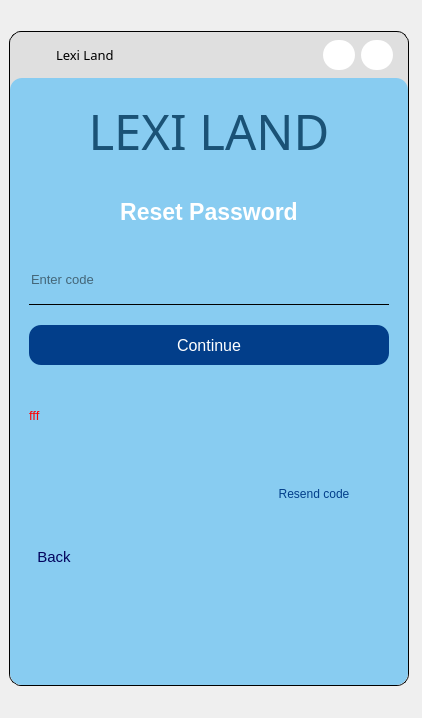
This is UI/forms/login_register.ui in yuukun123/LexiLand as Qt 5 draws it before an edit. The edited form follows.
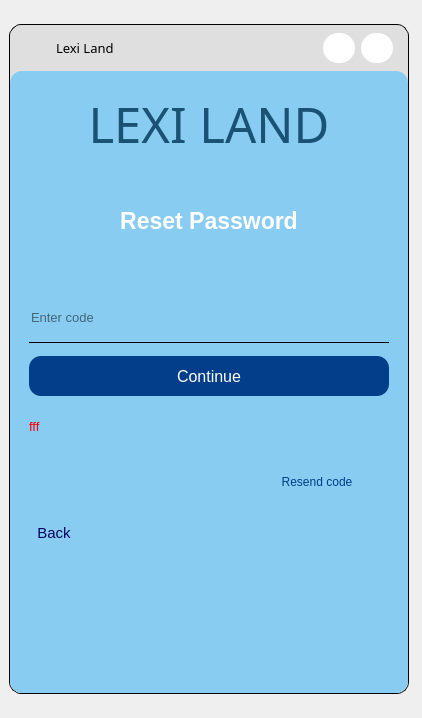
This is the edited form. The open tabs and pages were chosen to show the change. Icons and pictures are not drawn.

```diff
--- a/UI/forms/login_register.ui
+++ b/UI/forms/login_register.ui
@@ -26,7 +26,7 @@
       <property name="maximumSize">
        <size>
         <width>370</width>
-        <height>655</height>
+        <height>670</height>
        </size>
       </property>
       <property name="cursor">
@@ -1558,12 +1558,12 @@
                 <property name="maximumSize">
                  <size>
                   <width>16777215</width>
-                  <height>332</height>
+                  <height>300</height>
                  </size>
                 </property>
                 <layout class="QVBoxLayout" name="verticalLayout_18">
                  <property name="spacing">
-                  <number>20</number>
+                  <number>0</number>
                  </property>
                  <item>
                   <widget class="QLineEdit" name="enter_code">
@@ -1619,6 +1619,12 @@
                  </item>
                  <item>
                   <widget class="QLabel" name="error_8">
+                   <property name="maximumSize">
+                    <size>
+                     <width>16777215</width>
+                     <height>35</height>
+                    </size>
+                   </property>
                    <property name="font">
                     <font>
                      <pointsize>10</pointsize>
@@ -1634,7 +1640,25 @@
                  </item>
                  <item>
                   <widget class="QWidget" name="widget_6" native="true">
+                   <property name="maximumSize">
+                    <size>
+                     <width>16777215</width>
+                     <height>50</height>
+                    </size>
+                   </property>
                    <layout class="QHBoxLayout" name="horizontalLayout">
+                    <property name="leftMargin">
+                     <number>0</number>
+                    </property>
+                    <property name="topMargin">
+                     <number>0</number>
+                    </property>
+                    <property name="rightMargin">
+                     <number>0</number>
+                    </property>
+                    <property name="bottomMargin">
+                     <number>0</number>
+                    </property>
                     <item>
                      <widget class="QLabel" name="countdown_label">
                       <property name="maximumSize">
```
Left out of the diff: 25 changed lines with no effect on the pictures.
